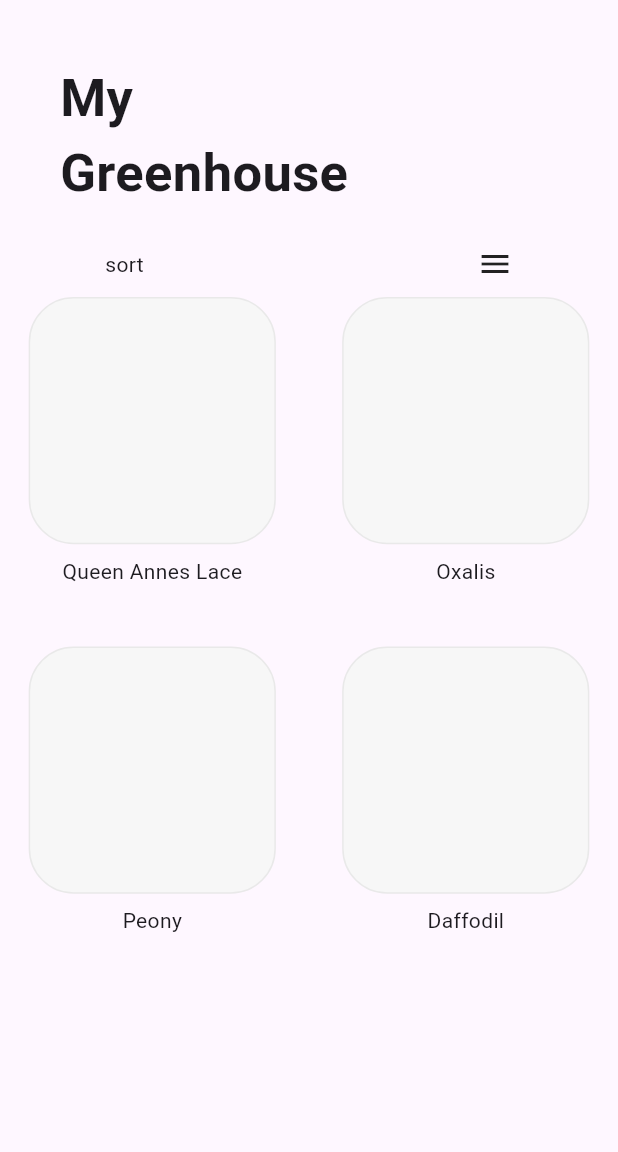
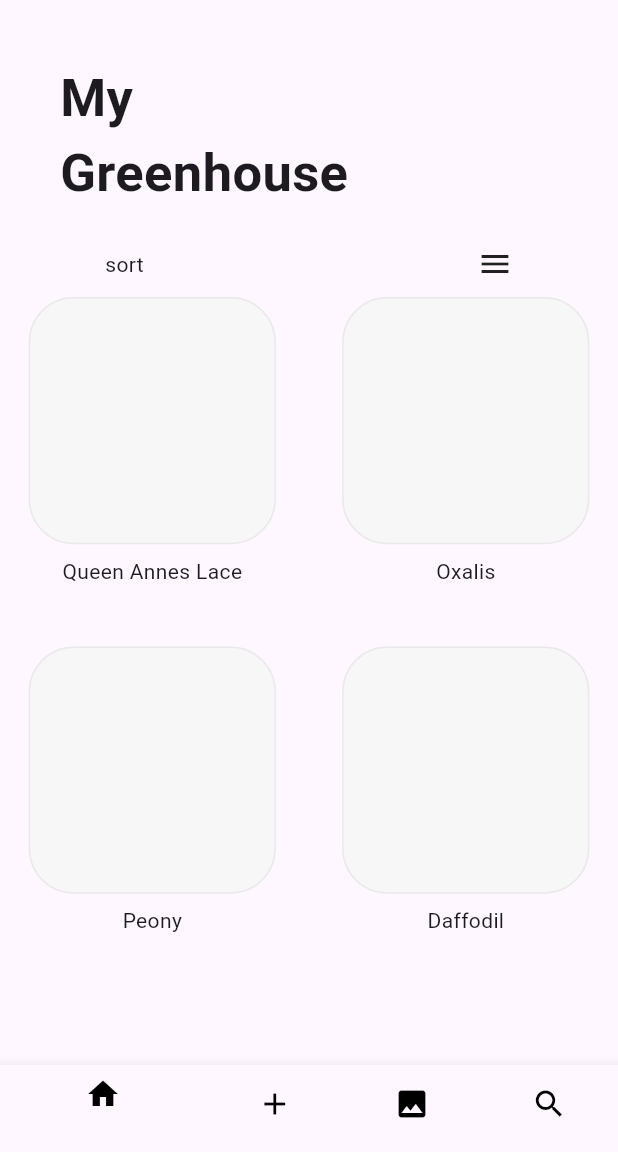
Before and after one commit to Gecervantes01/FoliFind, a Flutter app: the GreenHouse screen opened by its route, on a phone screen of 412 x 824 dp, the part 84-1236 px from its top. Run offline on Flutter 3.47's test engine with Material 3 defaults, Android fonts, the phone set to English and light mode, and no system bars; network calls fail.

Commit message:
Added route for search page and converted the bottom nav into a class

```diff
--- /dev/null
+++ b/folifind/lib/assets/navbar.dart
@@ -0,0 +1,61 @@
+import 'package:flutter/material.dart';
+
+class Navbar {
+  dynamic context;
+  dynamic bottomNav;
+
+  Navbar(this.context) {
+    bottomNav = BottomNavigationBar(
+        onTap: (index) {
+          switch(index) {
+              case 0:
+                Navigator.pushNamed(context, '/');
+                break;
+              case 1:
+                Navigator.pushNamed(context, '/greenhouse');
+                break;
+              case 2:
+                Navigator.pushNamed(context, '/scanner');
+                break;
+              case 3:
+                Navigator.pushNamed(context, '/search');
+                break;
+          }
+        },
+        items: [
+          BottomNavigationBarItem(
+            icon: Icon(
+              Icons.home,
+              color: Colors.black,
+            ),
+            label: 'Home',
+          ),
+          BottomNavigationBarItem(
+            icon: Icon(
+              Icons.add,
+              color: Colors.black,
+            ),
+            label: 'Greenhouse',
+          ),
+          BottomNavigationBarItem(
+            icon: Icon(
+              Icons.photo,
+              color: Colors.black,
+            ),
+            label: 'Scan',
+          ),
+          BottomNavigationBarItem(
+            icon: Icon(
+              Icons.search,
+              color: Colors.black,
+            ),
+            label: 'Search',
+          ),
+        ],
+      );
+  }
+
+  getNav() {
+    return bottomNav;
+  }
+}
--- a/folifind/lib/main.dart
+++ b/folifind/lib/main.dart
@@ -2,6 +2,7 @@ import 'package:flutter/material.dart';
 import 'package:folifind/pages/intro_page.dart';
 import 'package:folifind/pages/greenhouse/green_house.dart';
 import 'package:folifind/pages/plant-scanner/plant_scanner.dart';
+import 'package:folifind/pages/plant-search/plant_search.dart';
 
 
 void main() {
@@ -17,10 +18,11 @@ class MyApp extends StatelessWidget {
       debugShowCheckedModeBanner: false,
       theme: ThemeData(primarySwatch: Colors.deepPurple),
       initialRoute: '/',
-      routes: {
+      routes: { // define routes
         '/': (context) => const IntroPage(),
         '/greenhouse': (context) => const GreenHouse(),
-        '/scanner': (context) => const PlantScanner()
+        '/scanner': (context) => const PlantScanner(),
+        '/search': (context) => const PlantSearch(),
       },
   );
   }
--- a/folifind/lib/pages/greenhouse/green_house.dart
+++ b/folifind/lib/pages/greenhouse/green_house.dart
@@ -1,4 +1,5 @@
 import 'package:flutter/material.dart';
+import 'package:folifind/assets/navbar.dart';
 import 'package:folifind/pages/greenhouse/plant_item.dart';
 import 'package:folifind/assets/constants.dart' as Constants;
 import 'package:folifind/tests/test_list.dart';
@@ -67,6 +68,7 @@ class GreenHouse extends StatelessWidget {
             ),
           ],
       ),
+      bottomNavigationBar: Navbar(context).getNav(),
     );
   }
 }
--- a/folifind/lib/pages/plant-search/plant_search.dart
+++ b/folifind/lib/pages/plant-search/plant_search.dart
@@ -68,7 +68,7 @@ class PlantSearchState extends State<PlantSearch> {
               visible: isLoaded,
               replacement: const Text('No plants'),
               child:  ListView.builder(
-                  itemCount: plantData?.length,
+                  itemCount: 5,
                   itemBuilder: (context, index) {
                     return Container(
                       child: Text(plantData![index].data.toString()),
```
Also changed, not shown: folifind/lib/pages/intro_page.dart (+3 -40 lines).
